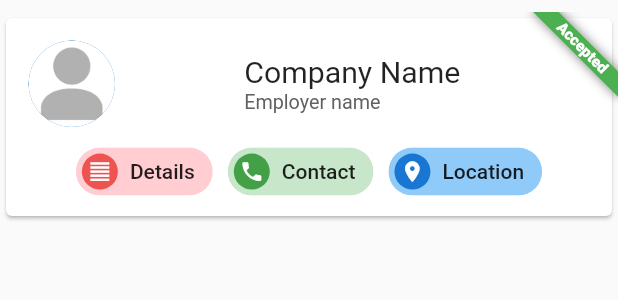
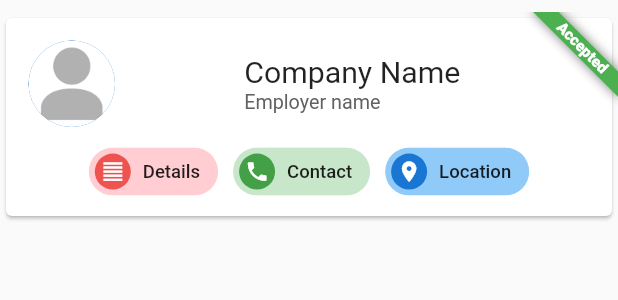
Before and after one commit to psk907/codefury-cache-in, a Flutter app: the HistoryCard widget shown alone on an empty page, opened directly, on a phone screen of 412 x 824 dp. Shown: the top 300 px of the screen. Run offline on Flutter 3.47's test engine with Material 2 defaults, Android fonts, the phone set to English and light mode, and no system bars; our stand-ins replace cloud_firestore, firebase_core, google_maps_flutter, location, lottie; accounts and stored records are empty; statements that could not run were skipped.

Commit message:
adaptive resizing

```diff
--- a/lib/historycard.dart
+++ b/lib/historycard.dart
@@ -116,7 +116,10 @@ class _HistoryCardState extends State<HistoryCard> {
                                 color: Colors.white,
                               ),
                             ),
-                            label: Text('Details'),
+                            label: Text(
+                              'Details',
+                              style: TextStyle(fontSize: smallfont * 0.75),
+                            ),
                           ),
                           Chip(
                             backgroundColor: Colors.green[100],
@@ -128,7 +131,10 @@ class _HistoryCardState extends State<HistoryCard> {
                                 color: Colors.white,
                               ),
                             ),
-                            label: Text('Contact'),
+                            label: Text(
+                              'Contact',
+                              style: TextStyle(fontSize: smallfont * 0.75),
+                            ),
                           ),
                           Chip(
                             backgroundColor: Colors.blue[200],
@@ -138,7 +144,10 @@ class _HistoryCardState extends State<HistoryCard> {
                                 size: smallfont,
                               ),
                             ),
-                            label: Text('Location'),
+                            label: Text(
+                              'Location',
+                              style: TextStyle(fontSize: smallfont * 0.75),
+                            ),
                           ),
                         ],
                       ),
```
